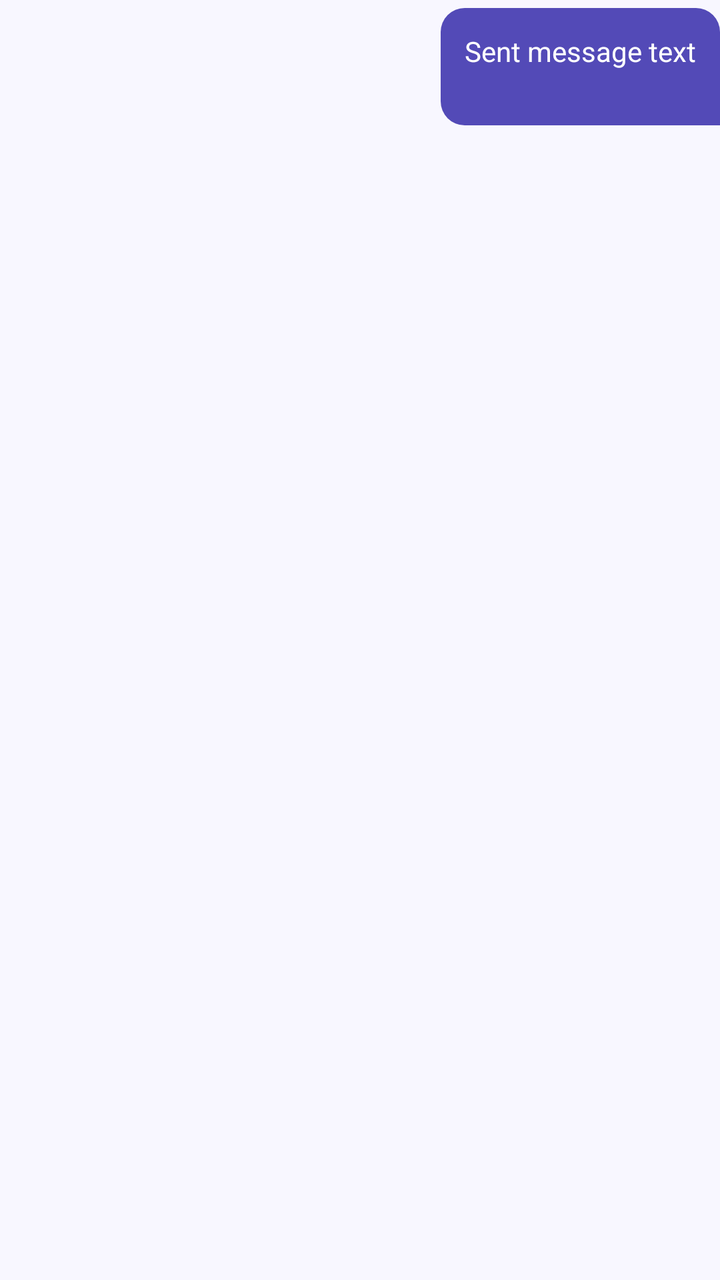
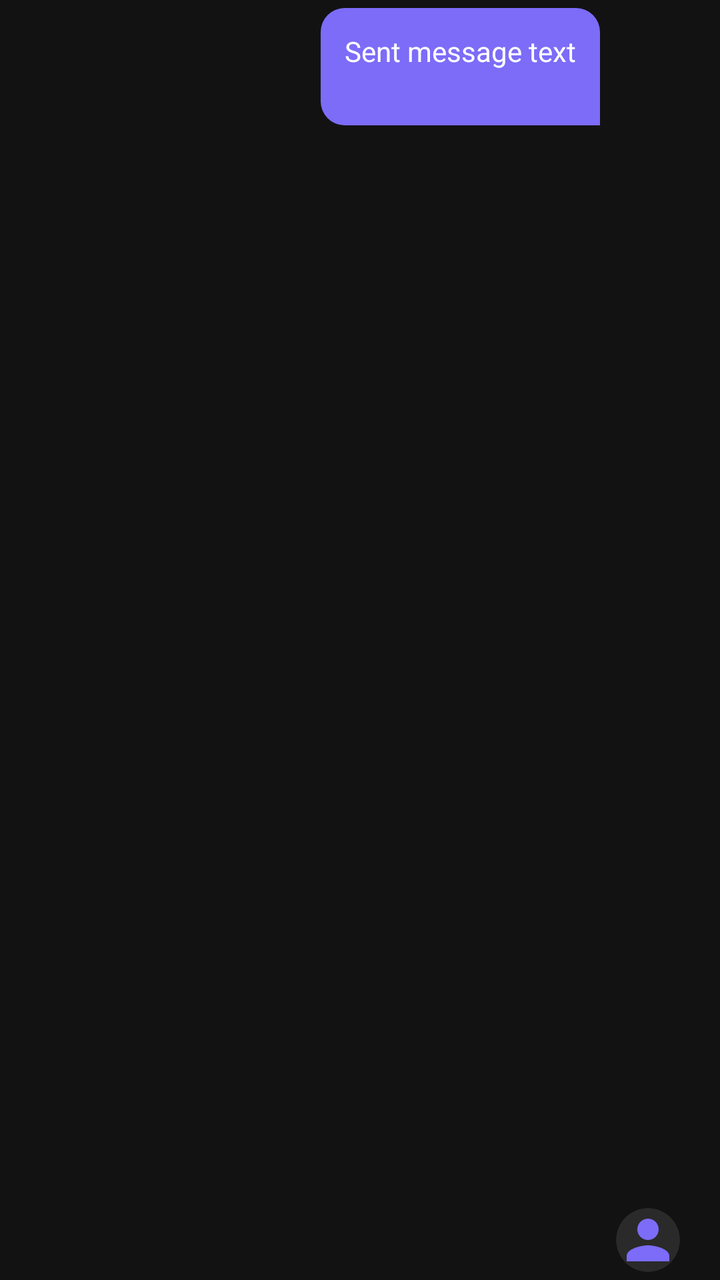

An Android layout rendered at two revisions. The XML below is the earlier revision; the diff shows what the commit changed to produce the second picture.
<!-- AndroidManifest.xml: application theme Theme.Findora -->
<!-- res/layout/item_chat_sent.xml -->
<?xml version="1.0" encoding="utf-8"?>
<LinearLayout xmlns:android="http://schemas.android.com/apk/res/android"
    android:layout_width="match_parent"
    android:layout_height="wrap_content"
    android:gravity="end"
    android:orientation="vertical"
    android:paddingVertical="4dp">

    <LinearLayout
        android:layout_width="wrap_content"
        android:layout_height="wrap_content"
        android:background="@drawable/bg_bubble_sent"
        android:orientation="vertical"
        android:padding="12dp">

        <TextView
            android:id="@+id/tvMessage"
            android:layout_width="wrap_content"
            android:layout_height="wrap_content"
            android:maxWidth="280dp"
            android:text="Sent message text"
            android:textColor="@color/white"
            android:textSize="14sp" />

        <TextView
            android:id="@+id/tvTime"
            android:layout_width="wrap_content"
            android:layout_height="wrap_content"
            android:layout_gravity="end"
            android:layout_marginTop="2dp"
            android:textColor="#CCFFFFFF"
            android:textSize="10sp" />
    </LinearLayout>
</LinearLayout>
<!-- resources referenced by this layout -->
<resources>
  <style name="Theme.Findora" parent="Theme.Material3.DayNight.NoActionBar">
          
          <item name="colorPrimary">@color/primary_purple</item>
          <item name="colorOnPrimary">@color/white</item>
          <item name="colorPrimaryContainer">@color/light_purple</item>
          <item name="colorOnPrimaryContainer">@color/dark_purple</item>
  
          
          <item name="colorSecondary">@color/success_green</item>
          <item name="colorOnSecondary">@color/white</item>
          <item name="colorSecondaryContainer">@color/light_green</item>
          <item name="colorOnSecondaryContainer">@color/success_green</item>
  
          
          <item name="android:statusBarColor">@color/screen_background</item>
          <item name="android:windowLightStatusBar">true</item>
          
          
          <item name="android:windowBackground">@color/screen_background</item>
  
          
          <item name="materialButtonStyle">@style/Widget.Findora.Button</item>
          <item name="materialCardViewStyle">@style/Widget.Findora.Card</item>
          <item name="textInputStyle">@style/Widget.Findora.TextInputLayout</item>
      </style>
  <color name="primary_purple">#534AB7</color>
  <color name="light_purple">#EEEDFE</color>
  <color name="dark_purple">#3C3489</color>
  <color name="success_green">#1D9E75</color>
  <color name="light_green">#E1F5EE</color>
  <color name="screen_background">#F8F7FF</color>
  <style name="Widget.Findora.Button" parent="Widget.Material3.Button">
          <item name="cornerRadius">12dp</item>
          <item name="android:insetTop">0dp</item>
          <item name="android:insetBottom">0dp</item>
          <item name="android:textAllCaps">false</item>
          <item name="android:fontFamily">sans-serif-medium</item>
          <item name="android:paddingTop">12dp</item>
          <item name="android:paddingBottom">12dp</item>
      </style>
  <style name="Widget.Findora.Card" parent="Widget.Material3.CardView.Elevated">
          <item name="cardCornerRadius">16dp</item>
          <item name="cardElevation">2dp</item>
          <item name="strokeColor">@color/card_border</item>
          <item name="strokeWidth">1dp</item>
          <item name="cardBackgroundColor">@color/white</item>
      </style>
  <style name="Widget.Findora.TextInputLayout" parent="Widget.Material3.TextInputLayout.OutlinedBox">
          <item name="boxCornerRadiusTopStart">12dp</item>
          <item name="boxCornerRadiusTopEnd">12dp</item>
          <item name="boxCornerRadiusBottomStart">12dp</item>
          <item name="boxCornerRadiusBottomEnd">12dp</item>
          <item name="boxStrokeColor">@color/primary_purple</item>
          <item name="hintTextColor">@color/primary_purple</item>
          <item name="android:textColorHint">@color/text_gray</item>
      </style>
  <color name="card_border">#E2E2F0</color>
  <color name="text_gray">#6B6B8A</color>
  <!-- unchanged entries left out for length: 2 -->
</resources>

<!-- the commit's change to res/layout/item_chat_sent.xml (unified diff, before → after) -->
@@ -1,10 +1,12 @@
 <?xml version="1.0" encoding="utf-8"?>
 <LinearLayout xmlns:android="http://schemas.android.com/apk/res/android"
+    xmlns:app="http://schemas.android.com/apk/res-auto"
     android:layout_width="match_parent"
     android:layout_height="wrap_content"
     android:gravity="end"
-    android:orientation="vertical"
-    android:paddingVertical="4dp">
+    android:orientation="horizontal"
+    android:paddingVertical="4dp"
+    android:paddingHorizontal="@dimen/screen_padding_horizontal">
 
     <LinearLayout
         android:layout_width="wrap_content"
@@ -12,6 +14,17 @@
         android:background="@drawable/bg_bubble_sent"
         android:orientation="vertical"
         android:padding="12dp">
+
+        <com.google.android.material.imageview.ShapeableImageView
+            android:id="@+id/ivMessageImage"
+            android:layout_width="220dp"
+            android:layout_height="wrap_content"
+            android:maxHeight="260dp"
+            android:layout_marginBottom="4dp"
+            android:adjustViewBounds="true"
+            android:scaleType="centerCrop"
+            android:visibility="gone"
+            app:shapeAppearanceOverlay="@style/ShapeAppearance.Material3.Corner.Medium" />
 
         <TextView
             android:id="@+id/tvMessage"
@@ -22,13 +35,49 @@
             android:textColor="@color/white"
             android:textSize="14sp" />
 
-        <TextView
-            android:id="@+id/tvTime"
+        <LinearLayout
             android:layout_width="wrap_content"
             android:layout_height="wrap_content"
             android:layout_gravity="end"
             android:layout_marginTop="2dp"
-            android:textColor="#CCFFFFFF"
-            android:textSize="10sp" />
+            android:orientation="horizontal"
+            android:gravity="center_vertical">
+            
+            <TextView
+                android:id="@+id/tvEdited"
+                android:layout_width="wrap_content"
+                android:layout_height="wrap_content"
+                android:layout_marginEnd="4dp"
+                android:text="(Edited)"
+                android:textColor="#AAFFFFFF"
+                android:textSize="10sp"
+                android:textStyle="italic"
+                android:visibility="gone" />
+
+            <TextView
+                android:id="@+id/tvTime"
+                android:layout_width="wrap_content"
+                android:layout_height="wrap_content"
+                android:textColor="#AAFFFFFF"
+                android:textSize="10sp" />
+        </LinearLayout>
     </LinearLayout>
+
+    <com.google.android.material.card.MaterialCardView
+        android:id="@+id/cvAvatar"
+        android:layout_width="32dp"
+        android:layout_height="32dp"
+        android:layout_marginStart="8dp"
+        android:layout_gravity="bottom"
+        app:cardCornerRadius="16dp"
+        app:cardElevation="0dp">
+
+        <ImageView
+            android:id="@+id/ivAvatar"
+            android:layout_width="match_parent"
+            android:layout_height="match_parent"
+            android:scaleType="centerCrop"
+            android:src="@drawable/ic_person"
+            app:tint="@color/primary_purple" />
+    </com.google.android.material.card.MaterialCardView>
 </LinearLayout>
<!-- resource entries referenced after the edit -->
@@ -1,63 +1,128 @@
 <!-- resources referenced by this layout -->
 <resources>
-  <style name="Theme.Findora" parent="Theme.Material3.DayNight.NoActionBar">
+  <style name="Theme.Findora" parent="Theme.Material3.Dark.NoActionBar">
+  
           
           <item name="colorPrimary">@color/primary_purple</item>
           <item name="colorOnPrimary">@color/white</item>
           <item name="colorPrimaryContainer">@color/light_purple</item>
-          <item name="colorOnPrimaryContainer">@color/dark_purple</item>
+          <item name="colorOnPrimaryContainer">@color/md_theme_onPrimaryContainer</item>
   
-          
           <item name="colorSecondary">@color/success_green</item>
-          <item name="colorOnSecondary">@color/white</item>
+          <item name="colorOnSecondary">@color/md_theme_onSecondary</item>
           <item name="colorSecondaryContainer">@color/light_green</item>
           <item name="colorOnSecondaryContainer">@color/success_green</item>
   
+          <item name="colorError">@color/error_red</item>
+          <item name="colorOnError">@color/md_theme_onError</item>
+  
+          
+          <item name="android:colorBackground">@color/screen_background</item>
+          <item name="colorSurface">@color/surface_01</item>
+          <item name="colorOnSurface">@color/text_dark</item>
+          <item name="colorSurfaceVariant">@color/card_background</item>
+          <item name="colorOnSurfaceVariant">@color/text_gray</item>
+          <item name="colorOutline">@color/md_theme_outline</item>
+  
           
           <item name="android:statusBarColor">@color/screen_background</item>
-          <item name="android:windowLightStatusBar">true</item>
-          
-          
+          <item name="android:windowLightStatusBar" tools:targetApi="23">false</item>
           <item name="android:windowBackground">@color/screen_background</item>
+          <item name="android:navigationBarColor">@color/surface_01</item>
   
           
           <item name="materialButtonStyle">@style/Widget.Findora.Button</item>
           <item name="materialCardViewStyle">@style/Widget.Findora.Card</item>
           <item name="textInputStyle">@style/Widget.Findora.TextInputLayout</item>
+          <item name="chipStyle">@style/Widget.Findora.Chip</item>
+          <item name="bottomNavigationStyle">@style/Widget.Findora.BottomNav</item>
       </style>
-  <color name="primary_purple">#534AB7</color>
-  <color name="light_purple">#EEEDFE</color>
-  <color name="dark_purple">#3C3489</color>
-  <color name="success_green">#1D9E75</color>
-  <color name="light_green">#E1F5EE</color>
-  <color name="screen_background">#F8F7FF</color>
+  <color name="text_dark">#F5F5F5</color>
+  <color name="primary_purple">#7C6CF8</color>
+  <dimen name="screen_padding_horizontal">20dp</dimen>
+  <!-- drawable ic_person (drawable) -->
+  <vector xmlns:android="http://schemas.android.com/apk/res/android"
+      android:width="24dp"
+      android:height="24dp"
+      android:viewportWidth="24"
+      android:viewportHeight="24">
+    <path
+        android:fillColor="@color/text_dark"
+        android:pathData="M12,12c2.21,0 4,-1.79 4,-4s-1.79,-4 -4,-4 -4,1.79 -4,4 1.79,4 4,4zM12,14c-2.67,0 -8,1.34 -8,4v2h16v-2c0,-2.66 -5.33,-4 -8,-4z"/>
+  </vector>
+  <color name="light_purple">#2D2550</color>
+  <color name="md_theme_onPrimaryContainer">#CEC6FF</color>
+  <color name="success_green">#4ADE80</color>
+  <color name="md_theme_onSecondary">#0A2618</color>
+  <color name="light_green">#0D2B1A</color>
+  <color name="error_red">#F87171</color>
+  <color name="md_theme_onError">#3D0000</color>
+  <color name="screen_background">#121212</color>
+  <color name="surface_01">#1E1E1E</color>
+  <color name="card_background">#2A2A2A</color>
   <style name="Widget.Findora.Button" parent="Widget.Material3.Button">
-          <item name="cornerRadius">12dp</item>
+          <item name="cornerRadius">@dimen/button_corner_radius</item>
           <item name="android:insetTop">0dp</item>
           <item name="android:insetBottom">0dp</item>
           <item name="android:textAllCaps">false</item>
+          <item name="android:textSize">@dimen/text_body</item>
           <item name="android:fontFamily">sans-serif-medium</item>
-          <item name="android:paddingTop">12dp</item>
-          <item name="android:paddingBottom">12dp</item>
+          <item name="android:minHeight">@dimen/button_height</item>
+          <item name="android:letterSpacing">0.02</item>
+          <item name="backgroundTint">@color/primary_purple</item>
+          <item name="android:textColor">@color/white</item>
       </style>
   <style name="Widget.Findora.Card" parent="Widget.Material3.CardView.Elevated">
-          <item name="cardCornerRadius">16dp</item>
-          <item name="cardElevation">2dp</item>
-          <item name="strokeColor">@color/card_border</item>
-          <item name="strokeWidth">1dp</item>
-          <item name="cardBackgroundColor">@color/white</item>
+          <item name="cardCornerRadius">@dimen/card_corner_radius</item>
+          <item name="cardElevation">0dp</item>
+          <item name="strokeWidth">0dp</item>
+          <item name="cardBackgroundColor">@color/card_background</item>
+          <item name="rippleColor">@color/primary_purple_10</item>
       </style>
   <style name="Widget.Findora.TextInputLayout" parent="Widget.Material3.TextInputLayout.OutlinedBox">
-          <item name="boxCornerRadiusTopStart">12dp</item>
-          <item name="boxCornerRadiusTopEnd">12dp</item>
-          <item name="boxCornerRadiusBottomStart">12dp</item>
-          <item name="boxCornerRadiusBottomEnd">12dp</item>
-          <item name="boxStrokeColor">@color/primary_purple</item>
+          <item name="boxCornerRadiusTopStart">@dimen/input_corner_radius</item>
+          <item name="boxCornerRadiusTopEnd">@dimen/input_corner_radius</item>
+          <item name="boxCornerRadiusBottomStart">@dimen/input_corner_radius</item>
+          <item name="boxCornerRadiusBottomEnd">@dimen/input_corner_radius</item>
+          <item name="boxStrokeColor">@color/md_theme_outline</item>
+          <item name="boxStrokeWidthFocused">2dp</item>
           <item name="hintTextColor">@color/primary_purple</item>
-          <item name="android:textColorHint">@color/text_gray</item>
+          <item name="android:textColorHint">@color/text_hint</item>
+          <item name="boxBackgroundColor">@color/surface_02</item>
+          <item name="endIconTint">@color/text_gray</item>
+          <item name="startIconTint">@color/text_gray</item>
       </style>
-  <color name="card_border">#E2E2F0</color>
-  <color name="text_gray">#6B6B8A</color>
+  <style name="Widget.Findora.Chip" parent="Widget.Material3.Chip.Filter">
+          <item name="chipCornerRadius">@dimen/chip_corner_radius</item>
+          <item name="chipBackgroundColor">@color/chip_bg_colors</item>
+          <item name="chipStrokeColor">@color/chip_stroke_colors</item>
+          <item name="chipStrokeWidth">1dp</item>
+          <item name="android:textColor">@color/chip_text_colors</item>
+          <item name="checkedIconVisible">false</item>
+          <item name="chipMinHeight">36dp</item>
+          <item name="android:textSize">@dimen/text_caption</item>
+          <item name="android:textStyle">bold</item>
+      </style>
+  <style name="Widget.Findora.BottomNav" parent="Widget.MaterialComponents.BottomNavigationView">
+          <item name="itemIconTint">@color/nav_item_colors</item>
+          <item name="itemTextColor">@color/nav_item_colors</item>
+          <item name="itemActiveIndicatorStyle">@style/Widget.Findora.BottomNav.ActiveIndicator</item>
+      </style>
+  <dimen name="button_corner_radius">16dp</dimen>
+  <dimen name="text_body">15sp</dimen>
+  <dimen name="button_height">56dp</dimen>
+  <dimen name="card_corner_radius">20dp</dimen>
+  <color name="primary_purple_10">#1A7C6CF8</color>
+  <dimen name="input_corner_radius">14dp</dimen>
+  <color name="text_hint">#666666</color>
+  <color name="surface_02">#252525</color>
+  <dimen name="chip_corner_radius">20dp</dimen>
+  <dimen name="text_caption">13sp</dimen>
+  <style name="Widget.Findora.BottomNav.ActiveIndicator" parent="Widget.Material3.BottomNavigationView.ActiveIndicator">
+          <item name="android:color">@color/light_purple</item>
+      </style>
+  <color name="text_gray">#AAAAAA</color>
+  <color name="md_theme_outline">#444444</color>
   <!-- unchanged entries left out for length: 2 -->
 </resources>
 
